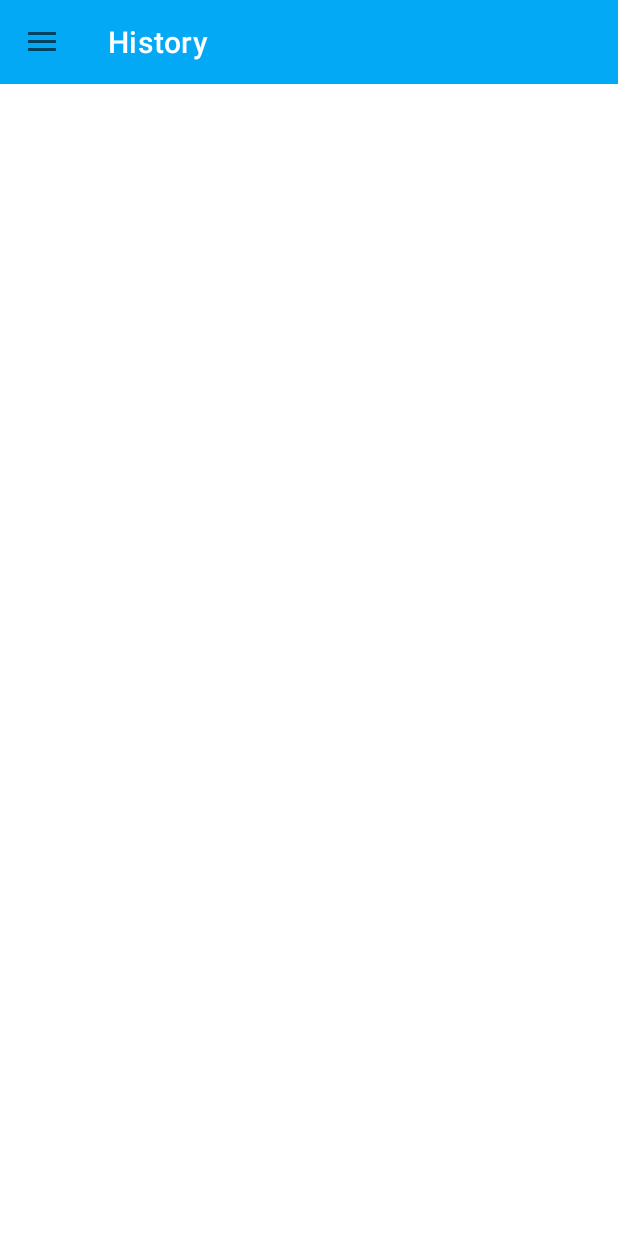
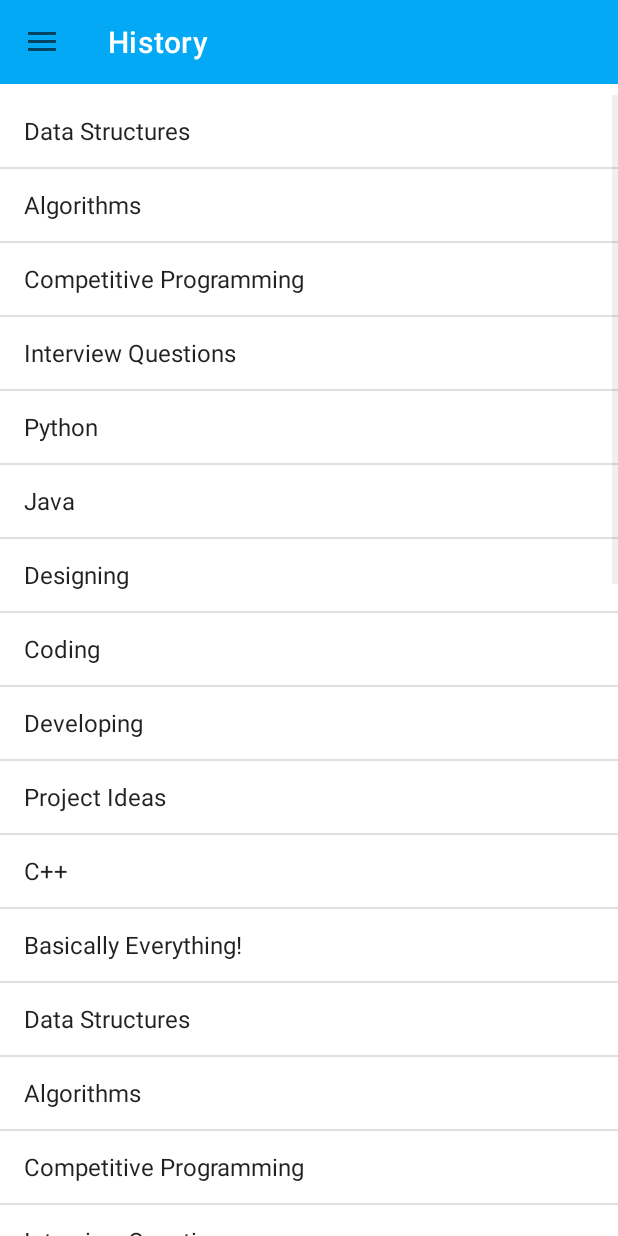
Before and after one commit to Cyber-Labs9/Krishna_Aqua, an Android app: the History screen opened directly, with no data from a screen before it, on a phone screen of 412 x 824 dp. Run offline under Robolectric (Android 15) with nearby library versions, the light colour scheme and no system bars.

Commit message:
Krishna Aqua 23/01/2021

```diff
--- a/app/build.gradle
+++ b/app/build.gradle
@@ -42,7 +42,7 @@ dependencies {
     implementation 'androidx.appcompat:appcompat:1.2.0'
     implementation 'com.google.android.material:material:1.2.1'
     implementation 'androidx.constraintlayout:constraintlayout:2.0.4'
-    testImplementation 'junit:junit:4.+'
+    testImplementation 'junit:junit:4.13.1'
     androidTestImplementation 'androidx.test.ext:junit:1.1.2'
     androidTestImplementation 'androidx.test.espresso:espresso-core:3.3.0'
 
@@ -53,9 +53,9 @@ dependencies {
 //  Retrofit + GSON + OKHTTP
     implementation 'com.squareup.retrofit2:retrofit:2.9.0'
     implementation 'com.squareup.retrofit2:converter-gson:2.9.0'
-    implementation 'com.squareup.okhttp3:okhttp:4.8.1'
+    implementation 'com.squareup.okhttp3:okhttp:4.9.0'
     implementation 'com.google.code.gson:gson:2.8.6'
-    implementation 'com.squareup.okhttp3:logging-interceptor:4.8.1'
+    implementation 'com.squareup.okhttp3:logging-interceptor:4.9.0'
     // https://mvnrepository.com/artifact/com.razorpay/checkout
     compile group: 'com.razorpay', name: 'checkout', version: '1.6.5'
 }
--- a/app/src/main/AndroidManifest.xml
+++ b/app/src/main/AndroidManifest.xml
@@ -14,7 +14,7 @@
         android:supportsRtl="true"
         android:theme="@style/Theme.KrishnaAqua"
         android:usesCleartextTraffic="true">
-        <activity android:name=".dashboard.Home">
+        <activity android:name=".auth.Login">
             <intent-filter>
                 <action android:name="android.intent.action.MAIN" />
 
@@ -23,10 +23,9 @@
         </activity>
         <activity android:name=".dashboard.ReviewOrder"></activity>
         <activity android:name=".dashboard.History" />
-        <activity android:name=".dashboard.Order" />
         <activity android:name=".MainActivity" />
         <activity android:name=".auth.Register" />
-        <activity android:name=".auth.Login" />
+        <activity android:name=".dashboard.Home" />
     </application>
 
 </manifest>
--- a/app/src/main/java/com/ka/krishnaaqua/SessionManagement/SessionManagement.java
+++ b/app/src/main/java/com/ka/krishnaaqua/SessionManagement/SessionManagement.java
@@ -18,7 +18,7 @@ public class SessionManagement {
 //            Save the session of the user who logged in
         int id = user.getId ( );
 
-        editor.putInt ( SESSION_KEY , id ).commit ( );
+        editor.putInt ( SESSION_KEY , id ).apply ( );
     }
 
     public int getSession() {
--- a/app/src/main/java/com/ka/krishnaaqua/dashboard/History.java
+++ b/app/src/main/java/com/ka/krishnaaqua/dashboard/History.java
@@ -3,6 +3,9 @@ package com.ka.krishnaaqua.dashboard;
 import android.content.Context;
 import android.content.Intent;
 import android.os.Bundle;
+import android.view.View;
+import android.widget.ArrayAdapter;
+import android.widget.ListView;
 import android.widget.Toast;
 
 import androidx.appcompat.app.ActionBarDrawerToggle;
@@ -16,8 +19,11 @@ import com.ka.krishnaaqua.SessionManagement.SessionManagement;
 import com.ka.krishnaaqua.auth.Login;
 import com.ka.krishnaaqua.databinding.ActivityHistoryBinding;
 
+import java.util.ArrayList;
+
 public class History extends AppCompatActivity {
 
+    private static final String LOG_TAG = History.class.getName ( );
     private final Context context = this;
     NavigationView nav;
     ActionBarDrawerToggle mToggle;
@@ -26,32 +32,29 @@ public class History extends AppCompatActivity {
     private androidx.appcompat.widget.Toolbar mtoolbar;
 
     @Override
-    protected void onCreate(Bundle savedInstanceState) {
-        super.onCreate(savedInstanceState);
-        setContentView(R.layout.activity_history);
+    protected void onCreate ( Bundle savedInstanceState ) {
+        super.onCreate ( savedInstanceState );
+        setContentView ( R.layout.activity_history );
+        mBinding = ActivityHistoryBinding.inflate ( getLayoutInflater ( ) );
+        View view = mBinding.getRoot ( );
+        setContentView ( view );
 
-        mtoolbar = findViewById(R.id.toolbar);
+        mtoolbar = findViewById ( R.id.toolbar );
         setSupportActionBar ( mtoolbar );
         nav           = findViewById ( R.id.navmenu );
         mDrawerLayout = findViewById ( R.id.drawer );
 
-        mToggle = new ActionBarDrawerToggle(this, mDrawerLayout, mtoolbar, R.string.Open, R.string.Close);
-        mDrawerLayout.addDrawerListener(mToggle);
-        mToggle.syncState();
+        mToggle = new ActionBarDrawerToggle ( this , mDrawerLayout , mtoolbar , R.string.Open , R.string.Close );
+        mDrawerLayout.addDrawerListener ( mToggle );
+        mToggle.syncState ( );
 
-        nav.setNavigationItemSelectedListener( item -> {
+        nav.setNavigationItemSelectedListener ( item -> {
 
-            switch (item.getItemId()) {
+            switch (item.getItemId ( )) {
 
                 case R.id.home:
                     Toast.makeText ( History.this , "Home" , Toast.LENGTH_SHORT ).show ( );
                     startActivity ( new Intent ( History.this , Home.class ) );
-                    mDrawerLayout.closeDrawer ( GravityCompat.START );
-                    break;
-
-                case R.id.order:
-                    Toast.makeText ( History.this , "Order" , Toast.LENGTH_SHORT ).show ( );
-                    startActivity ( new Intent ( History.this , Order.class ) );
                     mDrawerLayout.closeDrawer ( GravityCompat.START );
                     break;
 
@@ -69,18 +72,62 @@ public class History extends AppCompatActivity {
 
             return true;
         } );
+// RecycleView List
+        ArrayList<String> stuff = new ArrayList<> ( );
+        stuff.add ( "Data Structures" );
+        stuff.add ( "Algorithms" );
+        stuff.add ( "Competitive Programming" );
+        stuff.add ( "Interview Questions" );
+        stuff.add ( "Python" );
+        stuff.add ( "Java" );
+        stuff.add ( "Designing" );
+        stuff.add ( "Coding" );
+        stuff.add ( "Developing" );
+        stuff.add ( "Project Ideas" );
+        stuff.add ( "C++" );
+        stuff.add ( "Basically Everything!" );
+        stuff.add ( "Data Structures" );
+        stuff.add ( "Algorithms" );
+        stuff.add ( "Competitive Programming" );
+        stuff.add ( "Interview Questions" );
+        stuff.add ( "Python" );
+        stuff.add ( "Java" );
+        stuff.add ( "Designing" );
+        stuff.add ( "Coding" );
+        stuff.add ( "Developing" );
+        stuff.add ( "Project Ideas" );
+        stuff.add ( "C++" );
+        stuff.add ( "Basically Everything!" );
+        stuff.add ( "Data Structures" );
+        stuff.add ( "Algorithms" );
+        stuff.add ( "Competitive Programming" );
+        stuff.add ( "Interview Questions" );
+        stuff.add ( "Python" );
+        stuff.add ( "Java" );
+        stuff.add ( "Designing" );
+        stuff.add ( "Coding" );
+        stuff.add ( "Developing" );
+        stuff.add ( "Project Ideas" );
+        stuff.add ( "C++" );
+        stuff.add ( "Basically Everything!" );
+
+        ListView listView = findViewById ( R.id.list );
+
+        ArrayAdapter<String> adapter = new ArrayAdapter<String> ( this , android.R.layout.simple_list_item_1 , stuff );
+
+        listView.setAdapter ( adapter );
 
 
     }
 
-    private void LogOut() {
+    private void LogOut () {
 //        This Method will remove session
         SessionManagement sessionManagement = new SessionManagement ( History.this );
         sessionManagement.removeSession ( );
         MoveToLogin ( );
     }
 
-    private void MoveToLogin() {
+    private void MoveToLogin () {
         Intent log = new Intent ( History.this , Login.class );
         startActivity ( log );
     }
--- a/app/src/main/res/layout/activity_history.xml
+++ b/app/src/main/res/layout/activity_history.xml
@@ -2,13 +2,13 @@
 <androidx.drawerlayout.widget.DrawerLayout xmlns:android="http://schemas.android.com/apk/res/android"
     xmlns:app="http://schemas.android.com/apk/res-auto"
     xmlns:tools="http://schemas.android.com/tools"
+    android:id="@+id/drawer"
     android:layout_width="match_parent"
     android:layout_height="match_parent"
+    android:background="@color/white"
+    android:orientation="vertical"
     tools:context=".dashboard.History"
-    android:orientation="vertical"
-    android:background="@color/white"
-    tools:openDrawer="start"
-    android:id="@+id/drawer">
+    tools:openDrawer="start">
 
 
     <RelativeLayout
@@ -24,16 +24,31 @@
             app:titleMarginStart="10dp"
             app:titleTextColor="@color/white" />
 
+        <LinearLayout
+            android:layout_width="match_parent"
+            android:layout_height="match_parent"
+            android:layout_marginTop="55sp"
+            android:orientation="vertical"
+            android:paddingTop="8sp">
+
+
+            <ListView
+                android:id="@+id/list"
+                android:layout_width="match_parent"
+                android:layout_height="match_parent"
+                android:orientation="vertical" />
+
+        </LinearLayout>
+
     </RelativeLayout>
 
     <com.google.android.material.navigation.NavigationView
         android:id="@+id/navmenu"
-        android:layout_width="wrap_content"
+        android:layout_width="match_parent"
         android:layout_height="match_parent"
         android:layout_gravity="start"
         app:headerLayout="@layout/navheader"
-        app:menu="@menu/iconmenu"/>
-
+        app:menu="@menu/iconmenu" />
 
 
 </androidx.drawerlayout.widget.DrawerLayout>
--- a/app/src/main/res/menu/iconmenu.xml
+++ b/app/src/main/res/menu/iconmenu.xml
@@ -4,22 +4,14 @@
     <item
         android:id="@+id/home"
         android:icon="@drawable/ic_baseline_home_24"
-        android:title="Home"
-        />
-    <item
-        android:id="@+id/order"
-        android:icon="@drawable/ic_baseline_shopping_cart_24"
-        android:title="Order"
-        />
+        android:title="Home" />
     <item
         android:id="@+id/history"
         android:icon="@drawable/ic_baseline_history_24"
-        android:title="History"
-        />
+        android:title="History" />
     <item
         android:id="@+id/logout"
         android:icon="@drawable/ic_baseline_login_24"
-        android:title="Logout"
-        />
+        android:title="Logout" />
 
 </menu>
```
Also changed, not shown: app/src/main/java/com/ka/krishnaaqua/SessionManagement/User.java (+38 -10 lines), app/src/main/java/com/ka/krishnaaqua/auth/Login.java (+71 -58 lines), app/src/main/java/com/ka/krishnaaqua/dashboard/Home.java (+8 -14 lines), app/src/main/java/com/ka/krishnaaqua/dashboard/Order.java (deleted, +0 -89 lines), app/src/main/java/com/ka/krishnaaqua/data/Users.java (added, +76 -0 lines), app/src/main/java/com/ka/krishnaaqua/network/ServerResponse.java (+15 -4 lines), app/src/main/res/drawable/ic_baseline_arrow_drop_down_24.xml (added, +10 -0 lines).
